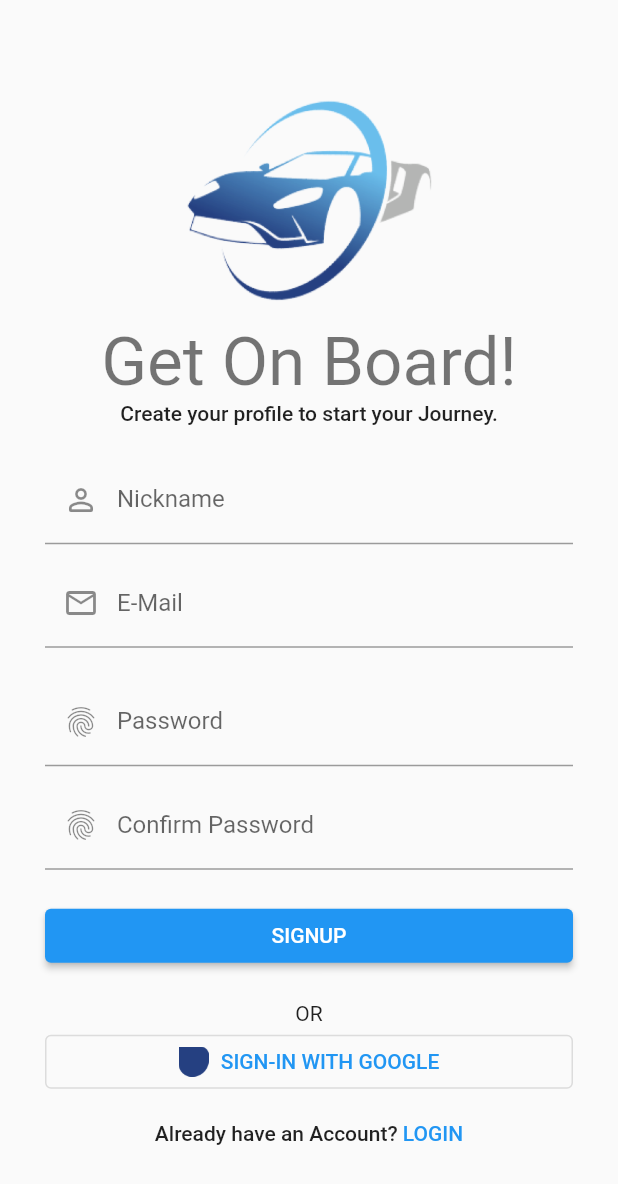
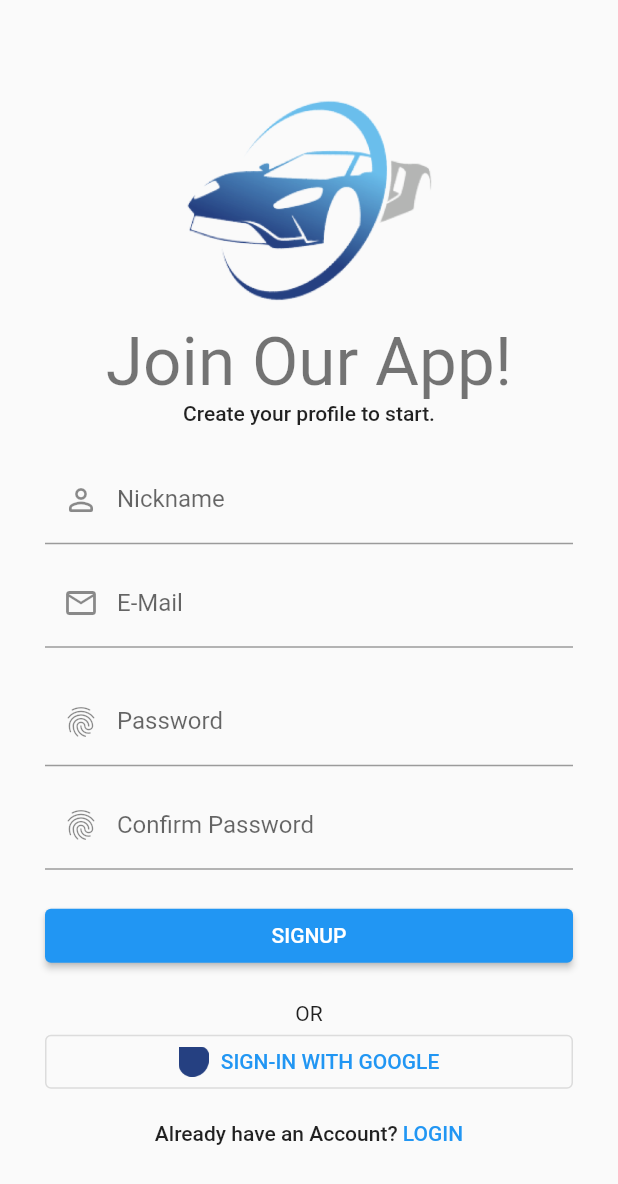
Before and after one commit to BhanKim/Flutter-R-Project, a Flutter app: the SignupScreen screen opened directly, on a phone screen of 412 x 824 dp. Shown: the top 1184 px of the screen. Run offline on Flutter 3.47's test engine with Material 2 defaults, Android fonts, the phone set to English and light mode, and no system bars; our stand-ins replace cloud_firestore, firebase_auth, firebase_core, fl_chart, get and 3 more; missing offline and left inert: dart:ffi, dart:js; accounts and stored records are empty.

Commit message:
changed theme
done

```diff
--- a/chasajo_flutter/lib/constants/colors.dart
+++ b/chasajo_flutter/lib/constants/colors.dart
@@ -15,44 +15,44 @@ const tOnBoardingPage1Color = Colors.white;
 const tOnBoardingPage2Color = Color(0xfffddcdf);
 const tOnBoardingPage3Color = Color(0xffffdcbd);
 
-// -- Theme Dark & Light Colors
-class LightColors {
-  // color define
-  static const Color basic = Color(0xFFFFFFFF);
-  static const Color orange1 = Color.fromARGB(255, 37, 64, 129);
-  static const Color orange2 = Color.fromARGB(255, 37, 64, 129);
-  static const Color blue = Color(0xFF3485FF);
-  static const Color gray1 = Color(0xFFFFFFFF);
-  static const Color gray2 = Color(0xFFF5F5F5);
-  static const Color gray3 = Color(0xFFEEEEEF);
-  static const Color gray4 = Color(0xFFDFE1E4);
-  static const Color gray5 = Color(0xFF767676);
-  static const Color gray6 = Color(0xFF4D4D4D);
-  static const Color important = Color(0xFF2D2D2D);
-}
+// // -- Theme Dark & Light Colors
+// class LightColors {
+//   // color define
+//   static const Color basic = Color(0xFFFFFFFF);
+//   static const Color orange1 = Color.fromARGB(255, 37, 64, 129);
+//   static const Color orange2 = Color.fromARGB(255, 37, 64, 129);
+//   static const Color blue = Color(0xFF3485FF);
+//   static const Color gray1 = Color(0xFFFFFFFF);
+//   static const Color gray2 = Color(0xFFF5F5F5);
+//   static const Color gray3 = Color(0xFFEEEEEF);
+//   static const Color gray4 = Color(0xFFDFE1E4);
+//   static const Color gray5 = Color(0xFF767676);
+//   static const Color gray6 = Color(0xFF4D4D4D);
+//   static const Color important = Color(0xFF2D2D2D);
+// }
 
-class DarkColors {
-  // color define
-  static const Color basic = Color(0xFF2D2D2D);
-  static const Color orange1 = Color.fromARGB(255, 37, 64, 129);
-  static const Color orange2 = Color.fromARGB(255, 37, 64, 129);
-  static const Color blue = Color(0xFF5196FF);
-  static const Color gray1 = Color(0xFF1A1A1A);
-  static const Color gray2 = Color(0xFF2B2B2B);
-  static const Color gray3 = Color(0XFF3C3C3C);
-  static const Color gray4 = Color(0xFF4D4D4D);
-  static const Color gray5 = Color(0xFFAFAFAF);
-  static const Color gray6 = Color(0xFFDCDCDC);
-  static const Color important = Color(0xFFFFFFFF);
-}
+// class DarkColors {
+//   // color define
+//   static const Color basic = Color(0xFF2D2D2D);
+//   static const Color orange1 = Color.fromARGB(255, 37, 64, 129);
+//   static const Color orange2 = Color.fromARGB(255, 37, 64, 129);
+//   static const Color blue = Color(0xFF5196FF);
+//   static const Color gray1 = Color(0xFF1A1A1A);
+//   static const Color gray2 = Color(0xFF2B2B2B);
+//   static const Color gray3 = Color(0XFF3C3C3C);
+//   static const Color gray4 = Color(0xFF4D4D4D);
+//   static const Color gray5 = Color(0xFFAFAFAF);
+//   static const Color gray6 = Color(0xFFDCDCDC);
+//   static const Color important = Color(0xFFFFFFFF);
+// }
 
-// 테마에 따라 바뀌지 않는 컬러
-class CommonColors {
-  // color define
-  static const Color red = Color(0xFFEC7272);
-  static const Color yellow = Color(0xFFFAD113);
-  static const Color green = Color(0xFF8ED9AB);
+// // 테마에 따라 바뀌지 않는 컬러
+// class CommonColors {
+//   // color define
+//   static const Color red = Color(0xFFEC7272);
+//   static const Color yellow = Color(0xFFFAD113);
+//   static const Color green = Color(0xFF8ED9AB);
 
-  static const Color onWhite = Color(0xFFFFFFFF);
-  static const Color onBlack = Color(0xFF2D2D2D);
-}
+//   static const Color onWhite = Color(0xFFFFFFFF);
+//   static const Color onBlack = Color(0xFF2D2D2D);
+// }
--- a/chasajo_flutter/lib/constants/text_strings.dart
+++ b/chasajo_flutter/lib/constants/text_strings.dart
@@ -41,8 +41,8 @@ const String tRememberMe = "Remember Me?";
 const String tDontHaveAnAccount = "Don't have an Account? ";
 
 // -- Sign Up Screen Text
-const String tSignUpTitle = "Get On Board!";
-const String tSignUpSubTitle = "Create your profile to start your Journey.";
+const String tSignUpTitle = "Join Our App!";
+const String tSignUpSubTitle = "Create your profile to start.";
 const String tAlreadyHaveAnAccount = "Already have an Account? ";
 
 // -- Forget Password Text
--- a/chasajo_flutter/lib/main.dart
+++ b/chasajo_flutter/lib/main.dart
@@ -30,76 +30,27 @@ class MyApp extends StatelessWidget {
     );
   }
 
-  // --- THEME ---
-  // final ThemeData _lightTheme = ThemeData(
-  //   appBarTheme: const AppBarTheme(
-  //     backgroundColor: LightColors.blue,
-  //   ),
-  //   scaffoldBackgroundColor: Colors.white,
-  //   colorScheme: const ColorScheme(
-  //     onPrimary: CommonColors.onWhite, //required
-  //     onSecondary: CommonColors.onWhite, //required
-  //     primary: LightColors.orange1, // point color1
-  //     primaryContainer: LightColors.orange2, // point color2
-  //     secondary: LightColors.blue, // point color3
-  //     background: LightColors.gray1, // app backgound
-  //     surface: LightColors.gray2, // card background
-  //     outline: LightColors.gray3, // card line or divider
-  //     surfaceVariant: LightColors.gray4, // disabled
-  //     onSurface: LightColors.gray5, // text3
-  //     onSurfaceVariant: LightColors.gray6, //text2
-  //     onBackground: LightColors.important, //text1
-  //     error: CommonColors.red, // danger
-  //     tertiary: CommonColors.yellow, // normal
-  //     tertiaryContainer: CommonColors.green, // safe
+  // ---
 
-  //     onError: LightColors.basic, //no use
-  //     brightness: Brightness.light,
-  //   ),
-  // );
-
-  // final ThemeData _darkTheme = ThemeData(
-  //   appBarTheme: const AppBarTheme(
-  //     backgroundColor: DarkColors.gray1,
-  //   ),
-  //   scaffoldBackgroundColor: DarkColors.gray2,
-  //   colorScheme: const ColorScheme(
-  //     onPrimary: CommonColors.onWhite, //required
-  //     onSecondary: CommonColors.onWhite, //required
-  //     primary: DarkColors.orange1, // point color1
-  //     primaryContainer: DarkColors.orange2, // point color2
-  //     secondary: DarkColors.blue, // point color3
-  //     background: DarkColors.gray1, // app backgound
-  //     surface: DarkColors.gray2, // card background
-  //     outline: DarkColors.gray3, // card line or divider
-  //     surfaceVariant: DarkColors.gray4, // disabled
-  //     onSurface: DarkColors.important, //text3
-  //     onSurfaceVariant: DarkColors.gray6, // text2
-  //     onBackground: DarkColors.important, //text1
-  //     error: CommonColors.red, // danger
-  //     tertiary: CommonColors.yellow, // normal
-  //     tertiaryContainer: CommonColors.green, // safe
-
-  //     onError: DarkColors.basic, // no use
-  //     brightness: Brightness.light,
-  //   ),
-  // );
-  // ---
   ThemeData _darkTheme = ThemeData(
     accentColor: Colors.red,
     brightness: Brightness.dark,
     primaryColor: Colors.amber,
-      buttonTheme: ButtonThemeData(
+    buttonTheme: const ButtonThemeData(
       buttonColor: Colors.amber,
       disabledColor: Colors.grey,
-      ));
+    ),
+    dividerColor: Colors.red,
+  );
 
   ThemeData _lightTheme = ThemeData(
     accentColor: Colors.pink,
     brightness: Brightness.light,
     primaryColor: Colors.blue,
-      buttonTheme: ButtonThemeData(
+    buttonTheme: const ButtonThemeData(
       buttonColor: Colors.blue,
       disabledColor: Colors.grey,
-      ));
+    ),
+    dividerColor: Colors.black,
+  );
 } // END
```
Also changed, not shown: chasajo_flutter/lib/view/signup/signup.dart (deleted). Lines whose indentation alone changed are shown as unchanged.
